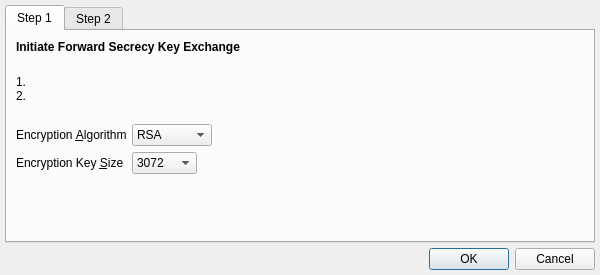
Old version of the form branches/trunk/UI/spot-on-forward-secrecy-algorithms-selection.ui in the repository textbrowser/spot-on.
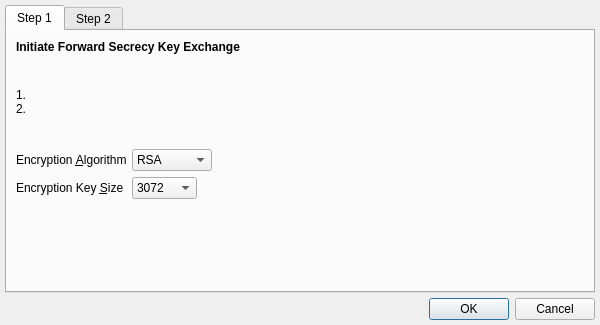
New version of the form. Icons and pictures are not drawn.

Diff of the .ui file:
```diff
--- a/branches/trunk/UI/spot-on-forward-secrecy-algorithms-selection.ui
+++ b/branches/trunk/UI/spot-on-forward-secrecy-algorithms-selection.ui
@@ -7,7 +7,7 @@
     <x>0</x>
     <y>0</y>
     <width>600</width>
-    <height>275</height>
+    <height>325</height>
    </rect>
   </property>
   <property name="windowIcon">
```
Left out of the diff: 11 changed lines with no effect on the pictures.
